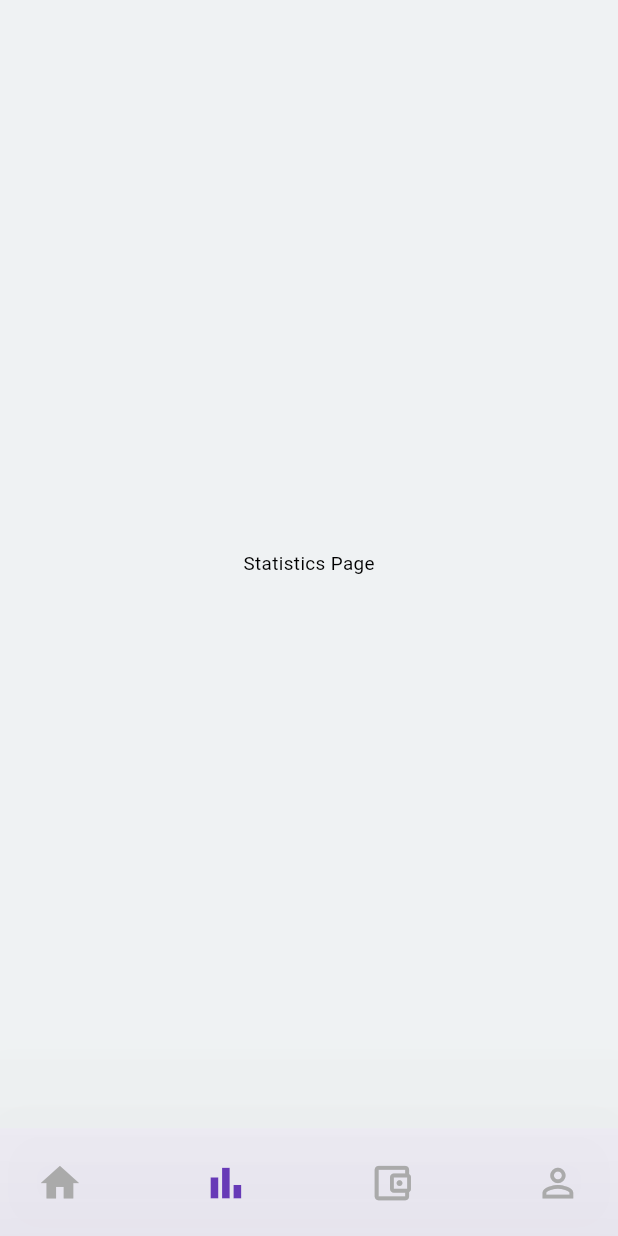
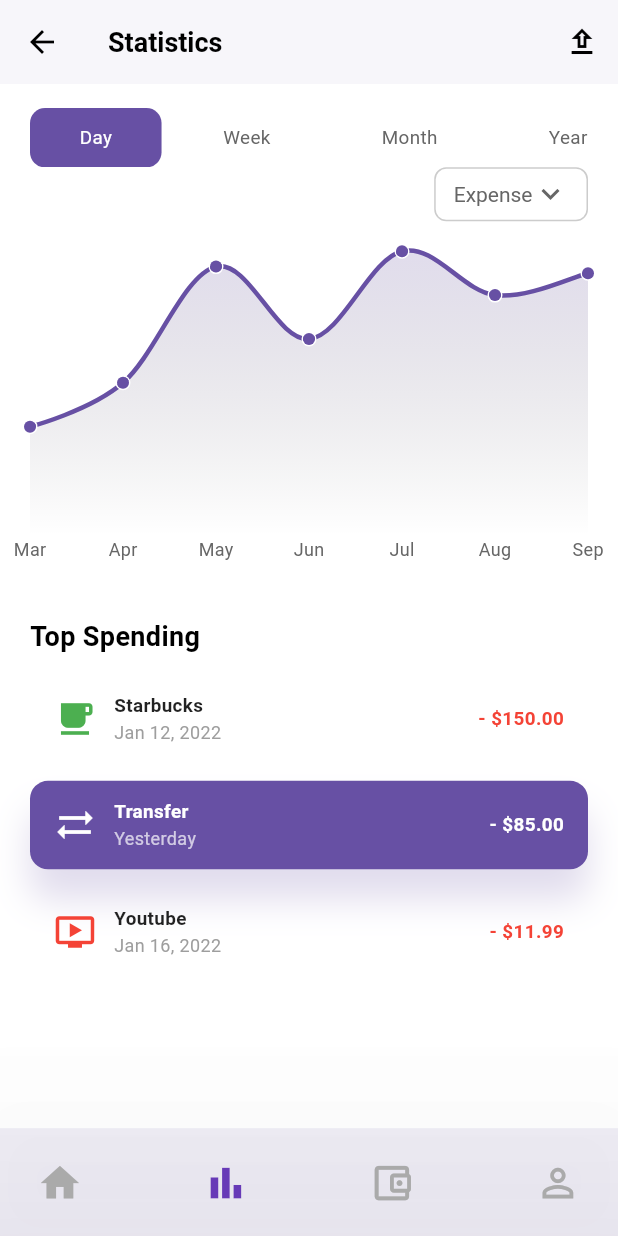
Before and after one commit to didipta/expense_tracker_app, a Flutter app: the MainBottomNav screen opened by its route, item 2 of the bottom bar chosen, on a phone screen of 412 x 824 dp. Run offline on Flutter 3.47's test engine with Material 3 defaults, Android fonts, the phone set to English and light mode, and no system bars; drawn by our look-alikes of fl_chart; our stand-ins replace dio, flutter_bloc, flutter_screenutil, go_router, logger, shared_preferences; missing offline and left inert: dio_smart_retry; accounts and stored records are empty.

Commit message:
statistic screen design

```diff
--- a/lib/features/home/presentation/pages/home_page.dart
+++ b/lib/features/home/presentation/pages/home_page.dart
@@ -26,8 +26,7 @@ class _HomePageState extends State<HomePage> {
             children: [
               HomeTotalBalanceWidget(),
               SizedBox(height: 20.h),
-              Flexible(
-                child: Column(
+              Column(
                 children: [
                   Row(
                     mainAxisAlignment: MainAxisAlignment.spaceBetween,
@@ -55,10 +54,9 @@ class _HomePageState extends State<HomePage> {
                   ),
                   SizedBox(height: 10.h),
 
-                    Expanded(child: TransactionListWidget()),
+                  TransactionListWidget(),
 
                 ],
-                ),
               ),
 
             ],
--- a/lib/features/home/presentation/widgets/home_appbar_widget.dart
+++ b/lib/features/home/presentation/widgets/home_appbar_widget.dart
@@ -33,7 +33,7 @@ class HomeAppbarWidget extends StatelessWidget {
         Container(
           margin: EdgeInsets.only(right: 24.w),
           width: 40.w,
-          height: 40.h,
+          height: 40.w,
           decoration: BoxDecoration(
             borderRadius: BorderRadius.circular(6.67.r),
             color: Colors.white.withOpacity(0.1),
--- a/lib/features/home/presentation/widgets/transaction_list_widget.dart
+++ b/lib/features/home/presentation/widgets/transaction_list_widget.dart
@@ -1,7 +1,5 @@
 import 'package:expense_tracker_app/features/home/presentation/widgets/transaction_item.dart';
 import 'package:flutter/cupertino.dart';
-import 'package:flutter/material.dart';
-import 'package:flutter_screenutil/flutter_screenutil.dart';
 
 import '../../../auth/domain/entities/transaction.dart';
 
@@ -24,11 +22,9 @@ class TransactionListWidget extends StatelessWidget {
     ];
 
     return ListView.builder(
-      padding: EdgeInsets.zero,
-      shrinkWrap: false,
-      physics: const BouncingScrollPhysics(),
-      scrollDirection: Axis.vertical,
-      primary: false,
+      padding: EdgeInsets.zero, // Remove default padding
+      physics: const NeverScrollableScrollPhysics(), // Disable its own scrolling
+      shrinkWrap: true, // Make it take only the needed height
       itemCount: transactionList.length,
       itemBuilder: (context, index) {
         final transaction = transactionList[index];
--- a/lib/features/main_bottom_nav/presentation/page/main_botton_nav.dart
+++ b/lib/features/main_bottom_nav/presentation/page/main_botton_nav.dart
@@ -1,4 +1,5 @@
 import 'package:expense_tracker_app/features/home/presentation/pages/home_page.dart';
+import 'package:expense_tracker_app/features/statistics/presentation/pages/statistic_screen.dart';
 import 'package:flutter/material.dart';
 import 'package:flutter_screenutil/flutter_screenutil.dart';
 
@@ -22,15 +23,7 @@ class _MainBottomNavState extends State<MainBottomNav> {
   Widget build(BuildContext context) {
     var continer = [
       HomePage(),
-      Container(
-        color: Colors.blueGrey.withOpacity(0.1),
-        child: Center(
-          child: Text(
-            'Statistics Page',
-
-          ),
-        ),
-      )
+     StatisticsScreen()
     ];
     return Scaffold(
       body:continer[_selectedIndex],
--- /dev/null
+++ b/lib/features/statistics/presentation/pages/statistic_screen.dart
@@ -0,0 +1,57 @@
+import 'package:flutter/material.dart';
+
+import '../widgets/chart_card.dart';
+import '../widgets/tab_selector.dart';
+import '../widgets/top_spending_lis.dart';
+
+
+class StatisticsScreen extends StatefulWidget {
+  const StatisticsScreen({super.key});
+
+  @override
+  State<StatisticsScreen> createState() => _StatisticsScreenState();
+}
+
+class _StatisticsScreenState extends State<StatisticsScreen> {
+  int _selectedTabIndex = 0;
+  String _selectedType = 'Expense';
+
+  @override
+  Widget build(BuildContext context) {
+    return Scaffold(
+      appBar: AppBar(
+        title: const Text('Statistics', style: TextStyle(color: Colors.black)),
+        backgroundColor: Colors.white,
+        elevation: 1,
+        leading: const BackButton(color: Colors.black),
+        actions: [
+          IconButton(
+            icon: const Icon(Icons.upload_outlined, color: Colors.black),
+            onPressed: () {},
+          )
+        ],
+      ),
+      backgroundColor: Colors.white,
+      body: Padding(
+        padding: const EdgeInsets.symmetric(horizontal: 20, vertical: 16),
+        child: Column(
+          crossAxisAlignment: CrossAxisAlignment.start,
+          children: [
+            TabSelector(
+              selectedTab: _selectedTabIndex,
+              onTabChanged: (index) => setState(() => _selectedTabIndex = index),
+              selectedType: _selectedType,
+              onTypeChanged: (type) => setState(() => _selectedType = type),
+            ),
+            const SizedBox(height: 20),
+            ChartCard(dataType: _selectedType),
+            const SizedBox(height: 24),
+            const Text('Top Spending', style: TextStyle(fontSize: 18, fontWeight: FontWeight.bold)),
+            const SizedBox(height: 12),
+            const Expanded(child: TopSpendingList()),
+          ],
+        ),
+      ),
+    );
+  }
+}
--- /dev/null
+++ b/lib/features/statistics/presentation/widgets/chart_card.dart
@@ -0,0 +1,135 @@
+import 'package:fl_chart/fl_chart.dart';
+import 'package:flutter/material.dart';
+
+class ChartCard extends StatelessWidget {
+  final String dataType;
+
+  const ChartCard({super.key, required this.dataType});
+
+  @override
+  Widget build(BuildContext context) {
+    final Map<String, List<FlSpot>> chartData = {
+      'Expense': [
+        FlSpot(0, 500),
+        FlSpot(1, 700),
+        FlSpot(2, 1230),
+        FlSpot(3, 900),
+        FlSpot(4, 1300),
+        FlSpot(5, 1100),
+        FlSpot(6, 1200),
+      ],
+      'Income': [
+        FlSpot(0, 800),
+        FlSpot(1, 950),
+        FlSpot(2, 1000),
+        FlSpot(3, 1200),
+        FlSpot(4, 1400),
+        FlSpot(5, 1350),
+        FlSpot(6, 1500),
+      ],
+    };
+
+    final spots = chartData[dataType]!;
+
+    return SizedBox(
+      height: 220,
+      child: Stack(
+        alignment: Alignment.center,
+        children: [
+          LineChart(
+            LineChartData(
+              gridData: FlGridData(show: false),
+              borderData: FlBorderData(show: false),
+              minY: 0,
+              titlesData: FlTitlesData(
+                leftTitles: AxisTitles(sideTitles: SideTitles(showTitles: false)),
+                rightTitles: AxisTitles(sideTitles: SideTitles(showTitles: false)),
+                topTitles: AxisTitles(sideTitles: SideTitles(showTitles: false)),
+                bottomTitles: AxisTitles(
+                  sideTitles: SideTitles(
+                    showTitles: true,
+                    interval: 1,
+                    reservedSize: 30,
+                    getTitlesWidget: (value, _) {
+                      const months = ['Mar', 'Apr', 'May', 'Jun', 'Jul', 'Aug', 'Sep'];
+                      return Text(
+                        value.toInt() >= 0 && value.toInt() < months.length
+                            ? months[value.toInt()]
+                            : '',
+                        style: const TextStyle(fontSize: 12, color: Color(0xFF666666)),
+                      );
+                    },
+                  ),
+                ),
+              ),
+              lineBarsData: [
+                LineChartBarData(
+                  spots: spots,
+                  isCurved: true,
+                  color: Theme.of(context).primaryColor,
+                  barWidth: 3,
+                  dotData: FlDotData(
+                    show: true,
+                    getDotPainter: (spot, percent, barData, index) {
+                      return FlDotCirclePainter(
+                        radius: 4,
+                        color: Theme.of(context).primaryColor,
+                        strokeWidth: 1,
+                        strokeColor: Colors.white,
+                      );
+                    },
+                  ),
+                  belowBarData: BarAreaData(
+                    show: true,
+                    gradient: LinearGradient(
+                      colors: [Theme.of(context).primaryColor.withOpacity(0.2), Colors.transparent],
+                      begin: Alignment.topCenter,
+                      end: Alignment.bottomCenter,
+                    ),
+                  ),
+                ),
+              ],
+              lineTouchData: LineTouchData(
+                enabled: true,
+                touchTooltipData: LineTouchTooltipData(
+                  getTooltipColor: (touchedSpot) => Theme.of(context).primaryColor,
+                  fitInsideHorizontally: true,
+                  fitInsideVertically: true,
+                  getTooltipItems: (touchedSpots) {
+                    return touchedSpots.map((spot) {
+                      return LineTooltipItem(
+                        '\$${spot.y.toInt()}',
+                        TextStyle(color: Colors.white, fontSize: 12, fontWeight: FontWeight.bold),
+                        textAlign: TextAlign.center,
+                      );
+                    }).toList();
+                  },
+                ),
+              ),
+            ),
+          ),
+          // Positioned(
+          //   left: MediaQuery.of(context).size.width * 0.6,
+          //   top:10,
+          //   child: Column(
+          //     children: [
+          //       Container(
+          //         padding: const EdgeInsets.symmetric(horizontal: 8, vertical: 4),
+          //         decoration: BoxDecoration(
+          //           color: Colors.white,
+          //           border: Border.all(color: Colors.deepPurple),
+          //           borderRadius: BorderRadius.circular(4),
+          //         ),
+          //         child: Text('\$${spots[2].y.toInt()}',
+          //             style: const TextStyle(color: Colors.deepPurple)),
+          //       ),
+          //       const SizedBox(height: 4),
+          //       Container(width: 1, height: 50, color: Colors.deepPurple),
+          //     ],
+          //   ),
+          // ),
+        ],
+      ),
+    );
+  }
+}
--- /dev/null
+++ b/lib/features/statistics/presentation/widgets/tab_selector.dart
@@ -0,0 +1,86 @@
+import 'package:flutter/material.dart';
+import 'package:flutter_screenutil/flutter_screenutil.dart';
+
+class TabSelector extends StatelessWidget {
+  final int selectedTab;
+  final Function(int) onTabChanged;
+  final String selectedType;
+  final Function(String) onTypeChanged;
+
+  const TabSelector({
+    super.key,
+    required this.selectedTab,
+    required this.onTabChanged,
+    required this.selectedType,
+    required this.onTypeChanged,
+  });
+
+  @override
+  Widget build(BuildContext context) {
+    final tabs = ['Day', 'Week', 'Month', 'Year'];
+
+    return Column(
+      crossAxisAlignment: CrossAxisAlignment.end,
+      children: [
+        SingleChildScrollView(
+          scrollDirection: Axis.horizontal,
+          child: Row(
+            mainAxisAlignment: MainAxisAlignment.spaceBetween,
+            children: [
+              for (int i = 0; i < tabs.length; i++)
+                Padding(
+                  padding: const EdgeInsets.only(right: 8),
+                  child: GestureDetector(
+                    onTap: () => onTabChanged(i),
+                    child: Container(
+                      padding: EdgeInsets.symmetric(vertical: 12.h, horizontal: 33.w),
+                      decoration: BoxDecoration(
+                        color: selectedTab == i ? Theme.of(context).primaryColor : Colors.transparent,
+                        borderRadius: BorderRadius.circular(10),
+                      ),
+                      child: Text(
+                        tabs[i],
+                        style: Theme.of(context).textTheme.bodyMedium?.copyWith(
+                          color: selectedTab == i ? Colors.white : Color(0xFF666666),
+                          fontWeight: FontWeight.w400,
+                        )
+                      ),
+                    ),
+                  ),
+                ),
+
+            ],
+          ),
+        ),
+        Container(
+          height: 40.h,
+          padding: const EdgeInsets.symmetric(horizontal: 12, vertical: 4),
+          decoration: BoxDecoration(
+            color: Colors.white,
+            borderRadius: BorderRadius.circular(8),
+            border: Border.all(
+              color: Color(0xFFCCCCCC), // light grey border
+              width: 1,
+            ),
+          ),
+          child: DropdownButtonHideUnderline(
+            child: DropdownButton<String>(
+              dropdownColor: Colors.white,
+              icon: const Icon(Icons.keyboard_arrow_down, color: Color(0xFF666666)),
+              value: selectedType,
+              items: ['Expense', 'Income']
+                  .map((e) => DropdownMenuItem(value: e, child: Text(e)))
+                  .toList(),
+              onChanged: (v) => onTypeChanged(v!),
+              style: const TextStyle(
+                color: Color(0xFF666666),
+                fontWeight: FontWeight.w400,
+              ),
+            ),
+          ),
+        ),
+
+      ],
+    );
+  }
+}
--- /dev/null
+++ b/lib/features/statistics/presentation/widgets/top_spending_lis.dart
@@ -0,0 +1,70 @@
+import 'package:flutter/material.dart';
+
+class TopSpendingList extends StatelessWidget {
+  const TopSpendingList({super.key});
+
+  @override
+  Widget build(BuildContext context) {
+    final List<_SpendingItem> items = [
+      _SpendingItem('Starbucks', 'Jan 12, 2022', '- \$150.00', Icons.local_cafe, Colors.green),
+      _SpendingItem('Transfer', 'Yesterday', '- \$85.00', Icons.sync_alt, Colors.purple),
+      _SpendingItem('Youtube', 'Jan 16, 2022', '- \$11.99', Icons.ondemand_video, Colors.red),
+    ];
+
+    return ListView.separated(
+      itemCount: items.length,
+      separatorBuilder: (_, __) => const SizedBox(height: 12),
+      itemBuilder: (_, i) {
+        final item = items[i];
+        final isActive = i == 1;
+
+        return Container(
+          decoration: BoxDecoration(
+            color: isActive ? Theme.of(context).primaryColor : Colors.transparent,
+            borderRadius: BorderRadius.circular(12),
+            boxShadow: isActive
+                ? [BoxShadow(color: Theme.of(context).primaryColor.withOpacity(0.2), blurRadius: 20, offset: const Offset(0, 20))]
+                : [],
+          ),
+          padding: const EdgeInsets.symmetric(vertical: 12, horizontal: 16),
+          child: Row(
+            children: [
+              Icon(item.icon, color: isActive ? Colors.white : item.iconColor, size: 28),
+              const SizedBox(width: 12),
+              Expanded(
+                child: Column(
+                  crossAxisAlignment: CrossAxisAlignment.start,
+                  children: [
+                    Text(item.title,
+                        style: TextStyle(
+                          color: isActive ? Colors.white : Colors.black87,
+                          fontWeight: FontWeight.bold,
+                        )),
+                    Text(item.subtitle,
+                        style: TextStyle(
+                          color: isActive ? Colors.white70 : Colors.grey,
+                          fontSize: 12,
+                        )),
+                  ],
+                ),
+              ),
+              Text(item.amount,
+                  style: TextStyle(
+                    color: isActive ? Colors.white : Colors.red,
+                    fontWeight: FontWeight.bold,
+                  )),
+            ],
+          ),
+        );
+      },
+    );
+  }
+}
+
+class _SpendingItem {
+  final String title, subtitle, amount;
+  final IconData icon;
+  final Color iconColor;
+
+  _SpendingItem(this.title, this.subtitle, this.amount, this.icon, this.iconColor);
+}
--- a/lib/shared/widgets/layout_body.dart
+++ b/lib/shared/widgets/layout_body.dart
@@ -10,61 +10,48 @@ class LayoutBody extends StatelessWidget {
   @override
   Widget build(BuildContext context) {
     return SingleChildScrollView(
-      child: Container(
-        height: MediaQuery.of(context).size.height, // Adjust height to fit the screen
-        child: Stack(
-          children: [
-            // AppBar
-
-            // Rounded Header Background
-            Positioned(
-              top: 0.h, // Push it up to only show the curved bottom
-              left: -30.w,
-              right: -30.w,
-              child: Container(
-                width: 414.w,
+      child: Column(
+        children: [
+          // Background Image with Rounded Bottom
+          Stack(
+            children: [
+              Container(
+                width: double.infinity,
                 height: 287.h,
                 decoration: BoxDecoration(
-                  image: DecorationImage(
+                  image: const DecorationImage(
                     image: AssetImage('asset/layout.png'),
-                    // Replace with your image path
                     fit: BoxFit.cover,
-                    alignment:
-                        Alignment.topRight, // Align the image to the bottom center
+                    alignment: Alignment.topRight,
                   ),
                   borderRadius: BorderRadius.only(
-                    bottomLeft: Radius.circular(80.r),
-                    bottomRight: Radius.circular(80.r),
+                    bottomLeft: Radius.circular(50.r),
+                    bottomRight: Radius.circular(50.r),
                   ),
                 ),
               ),
-            ),
-            Positioned.fill(
-              top: 74.h,
-              child: Column(
-                children: [
-                  appBar,
-                  Flexible(child: child)
-                ],
+              // Positioned(
+              //   top: 74.h,
+              //   left: 0,
+              //   right: 0,
+              //   child: appBar,
+              // ),
+              Transform.translate(
+                offset: Offset(0, 0.h), // negative top spacing
+                child: Column(
+                  children: [
+                    SizedBox(height: 52.h),
+                    appBar,
+                    child,
+                  ],
+                ),
               ),
-            ),
-            // Positioned(
-            //   top: 74.h,
-            //   left: 0.w,
-            //   right: 0.w,
-            //   child: appBar, // The app bar widget
-            // ),
-            //
-            // // Main Content
-            // Positioned.fill(
-            //     child: Padding(
-            //       padding:EdgeInsets.only(
-            //         top: 103.sp,
-            //       ),
-            //       child: SafeArea(child: child),
-            //     )),
-          ],
-        ),
+            ],
+          ),
+
+          // Main content below the header
+
+        ],
       ),
     );
   }
--- a/pubspec.yaml
+++ b/pubspec.yaml
@@ -45,6 +45,7 @@ dependencies:
   flutter_screenutil: ^5.9.3
   go_router: ^16.0.0
   shared_preferences: ^2.5.3
+  fl_chart: ^1.0.0
 
 dev_dependencies:
   flutter_test:
```
Also changed, not shown: pubspec.lock. Lines whose indentation alone changed are shown as unchanged.
